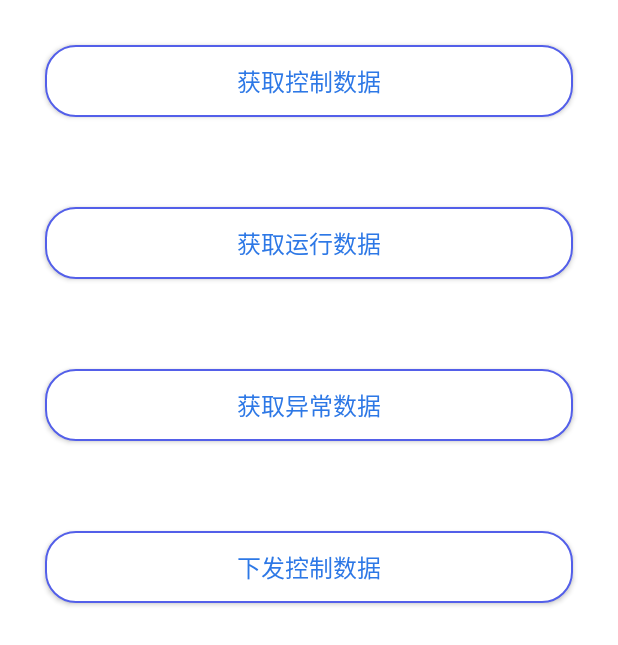
After one commit to C-Life/clife_open_android_sdk, an Android app: the layout activity_device_wifi_control.xml on its own in the app's theme, with its tools: preview values and no code run, on a phone screen of 412 x 824 dp. The commit adds this screen. Shown: the top 645 px of the screen. Run offline under Robolectric (Android 15) with nearby library versions, the light colour scheme and no system bars.

Commit message:
增加wifi设备控制界面

```diff
--- a/ClifeHetSdkDemo/src/main/AndroidManifest.xml
+++ b/ClifeHetSdkDemo/src/main/AndroidManifest.xml
@@ -46,6 +46,9 @@
 
         </activity>
         <activity android:name=".ui.activity.device.MattressActivity">
+
+        </activity>
+        <activity android:name=".ui.activity.device.DeviceWifiControlActivity">
 
         </activity>
         <activity android:name=".ui.activity.scene.SceneSystemListActivity">
--- a/ClifeHetSdkDemo/src/main/java/com/het/sdk/demo/ui/activity/DeviceManagerActivity.java
+++ b/ClifeHetSdkDemo/src/main/java/com/het/sdk/demo/ui/activity/DeviceManagerActivity.java
@@ -12,6 +12,7 @@ import com.het.open.lib.model.DeviceModel;
 import com.het.open.lib.utils.StringUtils;
 import com.het.sdk.demo.R;
 import com.het.sdk.demo.ui.activity.device.DeviceControlActivity;
+import com.het.sdk.demo.ui.activity.device.DeviceWifiControlActivity;
 import com.het.sdk.demo.ui.activity.device.HumidifierDeviceControlActivity;
 import com.het.sdk.demo.ui.activity.device.MattressActivity;
 import com.het.sdk.demo.ui.activity.share.ShareMainActivity;
@@ -78,7 +79,7 @@ public class DeviceManagerActivity extends BaseActivity implements View.OnClickL
                         intent.putExtra(Constants.DEVICE_MODEL, deviceModel);
                         startActivity(intent);
                     } else {
-                        Intent intent = new Intent(DeviceManagerActivity.this, DeviceControlActivity.class);
+                        Intent intent = new Intent(DeviceManagerActivity.this, DeviceWifiControlActivity.class);
                         intent.putExtra(Constants.DEVICE_MODEL, deviceModel);
                         startActivity(intent);
                     }
--- a/ClifeHetSdkDemo/src/main/java/com/het/sdk/demo/ui/fragment/AuthFragment.java
+++ b/ClifeHetSdkDemo/src/main/java/com/het/sdk/demo/ui/fragment/AuthFragment.java
@@ -126,8 +126,8 @@ public class AuthFragment extends BaseFragment implements View.OnClickListener {
     public void onClick(View v) {
         switch (v.getId()) {
             case R.id.btn_auth:
-                auth();
-               // autoAuth();
+              //  auth();
+                autoAuth();
                 break;
 //            case R.id.btn_auto_auth:
 //
--- /dev/null
+++ b/ClifeHetSdkDemo/src/main/res/layout/activity_device_wifi_control.xml
@@ -0,0 +1,50 @@
+<?xml version="1.0" encoding="utf-8"?>
+<RelativeLayout xmlns:android="http://schemas.android.com/apk/res/android"
+    android:layout_width="match_parent"
+    android:layout_height="match_parent"
+    android:background="@color/white">
+
+    <ScrollView
+        android:layout_width="match_parent"
+        android:layout_height="wrap_content"
+        android:scrollbars="none">
+        <LinearLayout
+            android:layout_width="match_parent"
+            android:layout_height="wrap_content"
+            android:orientation="vertical">
+
+            <Button
+                android:id="@+id/btn_get_config_data"
+                android:background="@drawable/common_botton_bg"
+                style="@style/style_common_button"
+                android:text="获取控制数据"
+                />
+
+            <Button
+                android:id="@+id/btn_get_run_data"
+                android:background="@drawable/common_botton_bg"
+                style="@style/style_common_button"
+                android:text="获取运行数据"
+                />
+
+            <Button
+                android:id="@+id/btn_get_error_data"
+                android:background="@drawable/common_botton_bg"
+                style="@style/style_common_button"
+                android:text="获取异常数据"
+                />
+
+            <Button
+                android:id="@+id/btn_send_config_data"
+                android:background="@drawable/common_botton_bg"
+                style="@style/style_common_button"
+                android:text="下发控制数据"
+                />
+
+        </LinearLayout>
+    </ScrollView>
+
+
+
+
+</RelativeLayout>
```
Also changed, not shown: ClifeHetSdkDemo/src/main/java/com/het/sdk/demo/ui/activity/device/DeviceControlActivity.java (+18 -16 lines), ClifeHetSdkDemo/src/main/java/com/het/sdk/demo/ui/activity/device/DeviceWifiControlActivity.java (added, +219 -0 lines).
